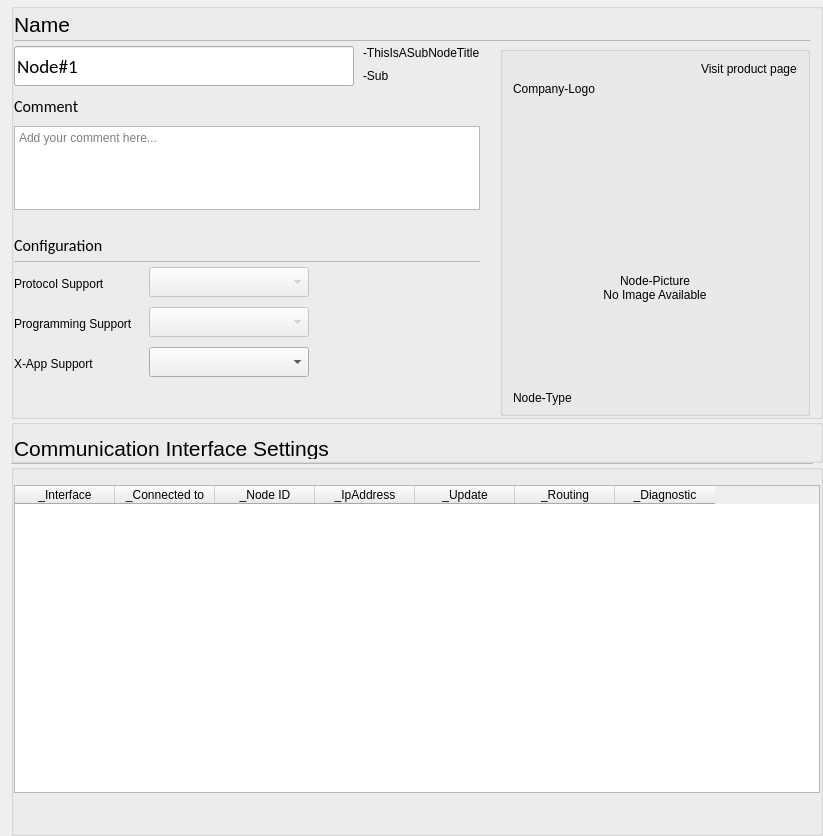
Before: the Qt Designer form opensyde_tool/src/system_definition/node_edit/C_SdNdeNodePropertiesWidget.ui in tylerwagler/openSYDE, drawn with Qt 5.
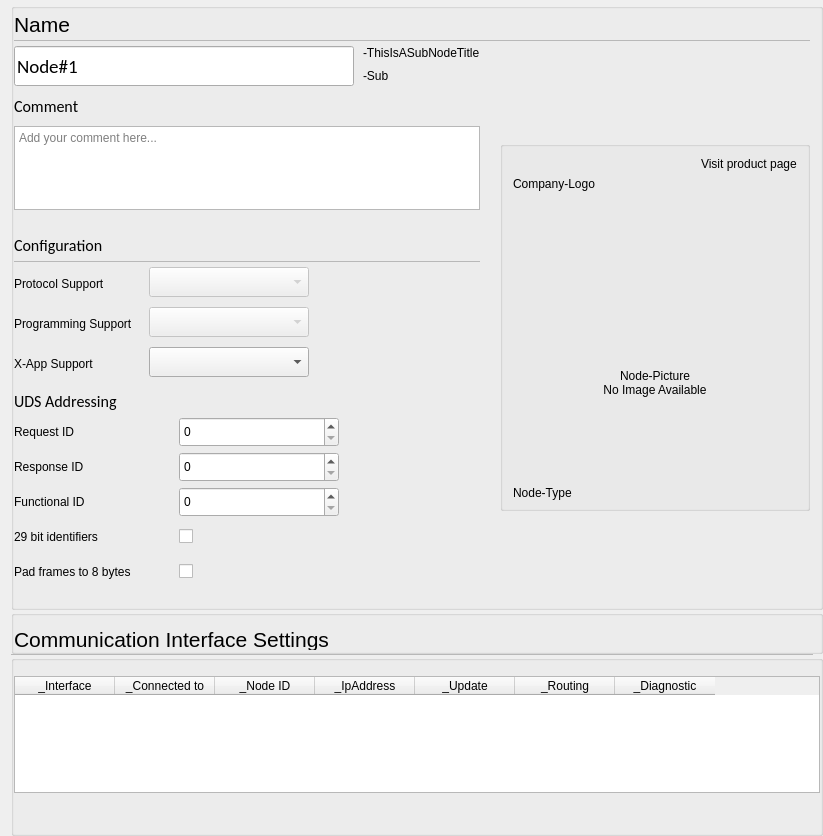
After: the same form once the commit is applied. Custom widgets are drawn as their Qt base class.

Commit message: gui: let a node choose UDS and edit its UDS addressing on the properties page

The edit to the form file:
```diff
--- a/opensyde_tool/src/system_definition/node_edit/C_SdNdeNodePropertiesWidget.ui
+++ b/opensyde_tool/src/system_definition/node_edit/C_SdNdeNodePropertiesWidget.ui
@@ -160,7 +160,7 @@
          <number>5</number>
         </property>
         <item>
-         <layout class="QVBoxLayout" name="verticalLayout" stretch="0,0,0,0,0,0,1">
+         <layout class="QVBoxLayout" name="verticalLayout" stretch="0,0,0,0,0,0,0,1">
           <property name="spacing">
            <number>0</number>
           </property>
@@ -818,6 +818,285 @@
             </item>
            </layout>
           </item>
+          <item>
+           <widget class="QWidget" name="pc_WidgetUds" native="true">
+            <layout class="QVBoxLayout" name="verticalLayout_Uds">
+             <property name="spacing">
+              <number>5</number>
+             </property>
+             <property name="leftMargin">
+              <number>0</number>
+             </property>
+             <property name="topMargin">
+              <number>10</number>
+             </property>
+             <property name="rightMargin">
+              <number>0</number>
+             </property>
+             <property name="bottomMargin">
+              <number>0</number>
+             </property>
+             <item>
+              <widget class="stw::opensyde_gui_elements::C_OgeLabContextMenuBase" name="pc_LabelUdsAddressing">
+               <property name="styleRole" stdset="0">
+                <string>heading-group-bold</string>
+               </property>
+               <property name="font">
+                <font>
+                 <family>Calibri</family>
+                 <pointsize>12</pointsize>
+                </font>
+               </property>
+               <property name="text">
+                <string>UDS Addressing</string>
+               </property>
+              </widget>
+             </item>
+             <item>
+              <layout class="QHBoxLayout" name="horizontalLayout_UdsRequest" stretch="0,0,1">
+               <item>
+                <widget class="stw::opensyde_gui_elements::C_OgeLabToolTipBase" name="pc_LabelUdsRequestId">
+                 <property name="styleRole" stdset="0">
+                  <string>group-item</string>
+                 </property>
+                 <property name="minimumSize">
+                  <size>
+                   <width>160</width>
+                   <height>30</height>
+                  </size>
+                 </property>
+                 <property name="text">
+                  <string>Request ID</string>
+                 </property>
+                </widget>
+               </item>
+               <item>
+                <widget class="stw::opensyde_gui_elements::C_OgeSpxToolTipBase" name="pc_SpinBoxUdsRequestId">
+                 <property name="styleRole" stdset="0">
+                  <string>spx-number</string>
+                 </property>
+                 <property name="minimumSize">
+                  <size>
+                   <width>160</width>
+                   <height>30</height>
+                  </size>
+                 </property>
+                 <property name="maximumSize">
+                  <size>
+                   <width>160</width>
+                   <height>30</height>
+                  </size>
+                 </property>
+                </widget>
+               </item>
+               <item>
+                <spacer name="horizontalSpacer_UdsRequest">
+                 <property name="orientation">
+                  <enum>Qt::Horizontal</enum>
+                 </property>
+                 <property name="sizeHint" stdset="0">
+                  <size>
+                   <width>10</width>
+                   <height>30</height>
+                  </size>
+                 </property>
+                </spacer>
+               </item>
+              </layout>
+             </item>
+             <item>
+              <layout class="QHBoxLayout" name="horizontalLayout_UdsResponse" stretch="0,0,1">
+               <item>
+                <widget class="stw::opensyde_gui_elements::C_OgeLabToolTipBase" name="pc_LabelUdsResponseId">
+                 <property name="styleRole" stdset="0">
+                  <string>group-item</string>
+                 </property>
+                 <property name="minimumSize">
+                  <size>
+                   <width>160</width>
+                   <height>30</height>
+                  </size>
+                 </property>
+                 <property name="text">
+                  <string>Response ID</string>
+                 </property>
+                </widget>
+               </item>
+               <item>
+                <widget class="stw::opensyde_gui_elements::C_OgeSpxToolTipBase" name="pc_SpinBoxUdsResponseId">
+                 <property name="styleRole" stdset="0">
+                  <string>spx-number</string>
+                 </property>
+                 <property name="minimumSize">
+                  <size>
+                   <width>160</width>
+                   <height>30</height>
+                  </size>
+                 </property>
+                 <property name="maximumSize">
+                  <size>
+                   <width>160</width>
+                   <height>30</height>
+                  </size>
+                 </property>
+                </widget>
+               </item>
+               <item>
+                <spacer name="horizontalSpacer_UdsResponse">
+                 <property name="orientation">
+                  <enum>Qt::Horizontal</enum>
+                 </property>
+                 <property name="sizeHint" stdset="0">
+                  <size>
+                   <width>10</width>
+                   <height>30</height>
+                  </size>
+                 </property>
+                </spacer>
+               </item>
+              </layout>
+             </item>
+             <item>
+              <layout class="QHBoxLayout" name="horizontalLayout_UdsFunctional" stretch="0,0,1">
+               <item>
+                <widget class="stw::opensyde_gui_elements::C_OgeLabToolTipBase" name="pc_LabelUdsFunctionalId">
+                 <property name="styleRole" stdset="0">
+                  <string>group-item</string>
+                 </property>
+                 <property name="minimumSize">
+                  <size>
+                   <width>160</width>
+                   <height>30</height>
+                  </size>
+                 </property>
+                 <property name="text">
+                  <string>Functional ID</string>
+                 </property>
+                </widget>
+               </item>
+               <item>
+                <widget class="stw::opensyde_gui_elements::C_OgeSpxToolTipBase" name="pc_SpinBoxUdsFunctionalId">
+                 <property name="styleRole" stdset="0">
+                  <string>spx-number</string>
+                 </property>
+                 <property name="minimumSize">
+                  <size>
+                   <width>160</width>
+                   <height>30</height>
+                  </size>
+                 </property>
+                 <property name="maximumSize">
+                  <size>
+                   <width>160</width>
+                   <height>30</height>
+                  </size>
+                 </property>
+                </widget>
+               </item>
+               <item>
+                <spacer name="horizontalSpacer_UdsFunctional">
+                 <property name="orientation">
+                  <enum>Qt::Horizontal</enum>
+                 </property>
+                 <property name="sizeHint" stdset="0">
+                  <size>
+                   <width>10</width>
+                   <height>30</height>
+                  </size>
+                 </property>
+                </spacer>
+               </item>
+              </layout>
+             </item>
+             <item>
+              <layout class="QHBoxLayout" name="horizontalLayout_pc_CheckBoxUdsExtendedId" stretch="0,0,1">
+               <item>
+                <widget class="stw::opensyde_gui_elements::C_OgeLabToolTipBase" name="pc_LabelUdsExtendedId">
+                 <property name="styleRole" stdset="0">
+                  <string>group-item</string>
+                 </property>
+                 <property name="minimumSize">
+                  <size>
+                   <width>160</width>
+                   <height>30</height>
+                  </size>
+                 </property>
+                 <property name="text">
+                  <string>29 bit identifiers</string>
+                 </property>
+                </widget>
+               </item>
+               <item>
+                <widget class="stw::opensyde_gui_elements::C_OgeChxToolTipBase" name="pc_CheckBoxUdsExtendedId">
+                 <property name="styleRole" stdset="0">
+                  <string>chx-properties</string>
+                 </property>
+                 <property name="text">
+                  <string/>
+                 </property>
+                </widget>
+               </item>
+               <item>
+                <spacer name="horizontalSpacer_pc_CheckBoxUdsExtendedId">
+                 <property name="orientation">
+                  <enum>Qt::Horizontal</enum>
+                 </property>
+                 <property name="sizeHint" stdset="0">
+                  <size>
+                   <width>10</width>
+                   <height>30</height>
+                  </size>
+                 </property>
+                </spacer>
+               </item>
+              </layout>
+             </item>
+             <item>
+              <layout class="QHBoxLayout" name="horizontalLayout_pc_CheckBoxUdsPadFrames" stretch="0,0,1">
+               <item>
+                <widget class="stw::opensyde_gui_elements::C_OgeLabToolTipBase" name="pc_LabelUdsPadFrames">
+                 <property name="styleRole" stdset="0">
+                  <string>group-item</string>
+                 </property>
+                 <property name="minimumSize">
+                  <size>
+                   <width>160</width>
+                   <height>30</height>
+                  </size>
+                 </property>
+                 <property name="text">
+                  <string>Pad frames to 8 bytes</string>
+                 </property>
+                </widget>
+               </item>
+               <item>
+                <widget class="stw::opensyde_gui_elements::C_OgeChxToolTipBase" name="pc_CheckBoxUdsPadFrames">
+                 <property name="styleRole" stdset="0">
+                  <string>chx-properties</string>
+                 </property>
+                 <property name="text">
+                  <string/>
+                 </property>
+                </widget>
+               </item>
+               <item>
+                <spacer name="horizontalSpacer_pc_CheckBoxUdsPadFrames">
+                 <property name="orientation">
+                  <enum>Qt::Horizontal</enum>
+                 </property>
+                 <property name="sizeHint" stdset="0">
+                  <size>
+                   <width>10</width>
+                   <height>30</height>
+                  </size>
+                 </property>
+                </spacer>
+               </item>
+              </layout>
+             </item>
+            </layout>
+           </widget>
+          </item>
           <item>
            <spacer name="verticalSpacer_15">
             <property name="orientation">
@@ -1341,6 +1620,16 @@
    <extends>QComboBox</extends>
    <header>C_OgeCbxText.hpp</header>
   </customwidget>
+  <customwidget>
+   <class>stw::opensyde_gui_elements::C_OgeSpxToolTipBase</class>
+   <extends>QSpinBox</extends>
+   <header>C_OgeSpxToolTipBase.hpp</header>
+  </customwidget>
+  <customwidget>
+   <class>stw::opensyde_gui_elements::C_OgeChxToolTipBase</class>
+   <extends>QCheckBox</extends>
+   <header>C_OgeChxToolTipBase.hpp</header>
+  </customwidget>
   <customwidget>
    <class>stw::opensyde_gui_elements::C_OgeLabContextMenuBase</class>
    <extends>QLabel</extends>
```
The commit also changes 5 other files.
